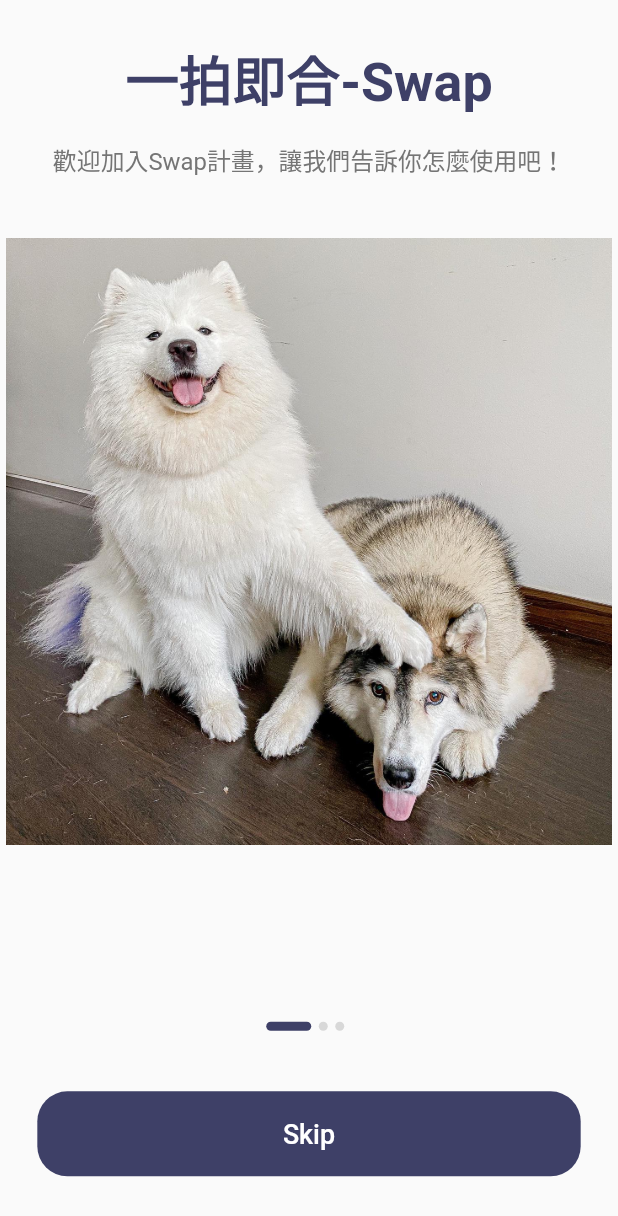
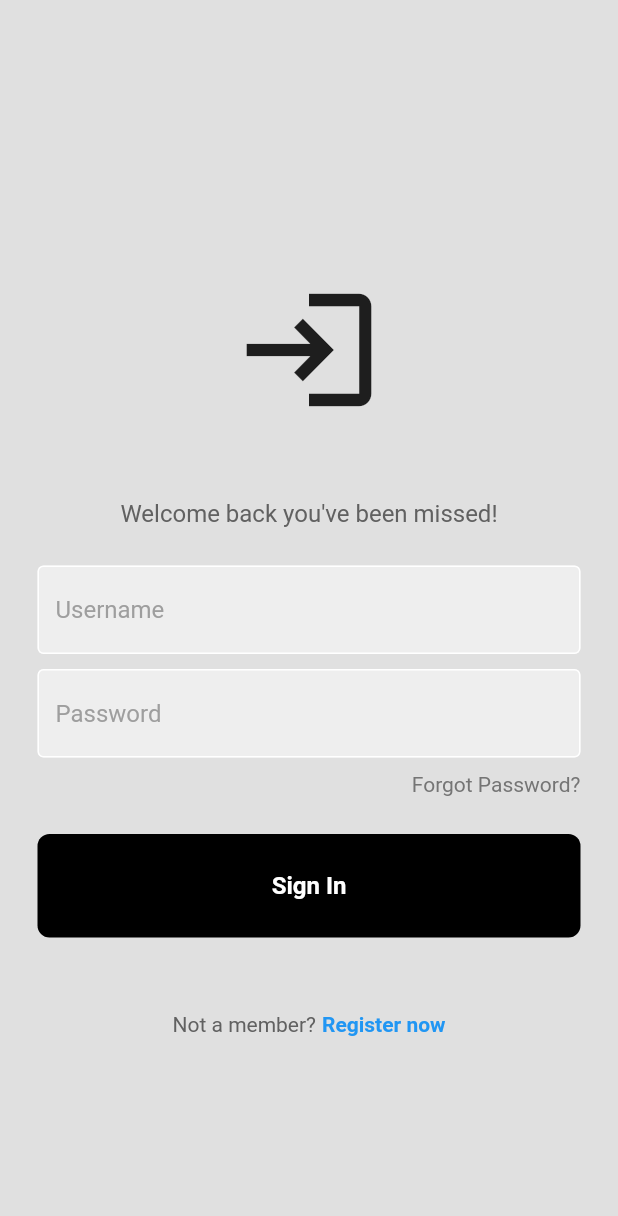
Before and after one commit to ZylDa/Swap, a Flutter app: the screen it shows after launch, on a phone screen of 412 x 824 dp. Shown: the top 1216 px of the screen. Run offline on Flutter 3.47's test engine with Material 2 defaults, Android fonts, the phone set to English and light mode, and no system bars; our stand-ins replace firebase_auth, firebase_core; accounts and stored records are empty.

Commit message:
login & register page

```diff
--- /dev/null
+++ b/lib/components/my_button.dart
@@ -0,0 +1,33 @@
+import 'package:flutter/material.dart';
+
+class MyButton extends StatelessWidget {
+  final Function()? onTap;
+  final String text;
+
+  const MyButton({super.key, required this.onTap, required this.text});
+
+  @override
+  Widget build(BuildContext context) {
+    return GestureDetector(
+      onTap: onTap,
+      child: Container(
+        padding: const EdgeInsets.all(25),
+        margin: const EdgeInsets.symmetric(horizontal: 25),
+        decoration: BoxDecoration(
+          color: Colors.black,
+          borderRadius: BorderRadius.circular(8),
+        ),
+        child: Center(
+          child: Text(
+            text,
+            style: const TextStyle(
+              color: Colors.white,
+              fontWeight: FontWeight.bold,
+              fontSize: 16,
+            ),
+          ),
+        ),
+      ),
+    );
+  }
+}
--- /dev/null
+++ b/lib/components/my_textfield.dart
@@ -0,0 +1,36 @@
+import 'package:flutter/material.dart';
+
+class MyTextField extends StatelessWidget {
+  final controller;
+  final String hintText;
+  final bool obscureText;
+
+  const MyTextField({
+    super.key,
+    required this.controller,
+    required this.hintText,
+    required this.obscureText,
+  });
+
+  @override
+  Widget build(BuildContext context) {
+    return Padding(
+      padding: const EdgeInsets.symmetric(horizontal: 25.0),
+      child: TextField(
+        controller: controller,
+        obscureText: obscureText,
+        decoration: InputDecoration(
+            enabledBorder: const OutlineInputBorder(
+              borderSide: BorderSide(color: Colors.white),
+            ),
+            focusedBorder: OutlineInputBorder(
+              borderSide: BorderSide(color: Colors.grey.shade400),
+            ),
+            fillColor: Colors.grey.shade200,
+            filled: true,
+            hintText: hintText,
+            hintStyle: TextStyle(color: Colors.grey[500])),
+      ),
+    );
+  }
+}
--- a/lib/main.dart
+++ b/lib/main.dart
@@ -1,21 +1,30 @@
 import 'package:flutter/material.dart';
+import './pages/auth_page.dart';
 import 'package:swap/routes.dart';
 
 import 'screens/splash/splash_screen.dart';
 
-void main() {
+import 'package:firebase_core/firebase_core.dart';
+import 'firebase_options.dart';
+
+void main() async {
+  WidgetsFlutterBinding.ensureInitialized();
+  await Firebase.initializeApp(
+    options: DefaultFirebaseOptions.currentPlatform,
+  );
   runApp(MyApp());
 }
 
 class MyApp extends StatelessWidget {
   @override
   Widget build(BuildContext context) {
-    return MaterialApp(
+    return const MaterialApp(
       //debugShowCheckedModeBanner: false,
       title: 'Swap Demo',
 
-      initialRoute: SplashScreen.routeName,
-      routes: routes,
+      home: AuthPage(),
+      //initialRoute: SplashScreen.routeName,
+      //routes: routes,
     );
   }
 }
--- /dev/null
+++ b/lib/pages/auth_page.dart
@@ -0,0 +1,29 @@
+import 'package:firebase_core/firebase_core.dart';
+import 'package:firebase_auth/firebase_auth.dart';
+import 'package:flutter/material.dart';
+
+import './login_or_register_page.dart';
+import './home_page.dart';
+
+class AuthPage extends StatelessWidget {
+  const AuthPage({super.key});
+
+  @override
+  Widget build(BuildContext context) {
+    return Scaffold(
+      body: StreamBuilder<User?>(
+        stream: FirebaseAuth.instance.authStateChanges(),
+        builder: (context, snapshot) {
+          //user is logged in
+          if (snapshot.hasData) {
+            return HomePage();
+          }
+          //user is not logged in
+          else {
+            return const LoginOrRegisterPage();
+          }
+        },
+      ),
+    );
+  }
+}
--- /dev/null
+++ b/lib/pages/login_or_register_page.dart
@@ -0,0 +1,34 @@
+import 'package:flutter/material.dart';
+
+import './login_page.dart';
+import './register_page.dart';
+
+class LoginOrRegisterPage extends StatefulWidget {
+  const LoginOrRegisterPage({super.key});
+
+  @override
+  State<LoginOrRegisterPage> createState() => _LoginOrRegisterPageState();
+}
+
+class _LoginOrRegisterPageState extends State<LoginOrRegisterPage> {
+  //initially show login page
+  bool showLoginPage = true;
+
+  //toggle between loginpage and registerpage
+  void togglePages() {
+    setState(() {
+      showLoginPage = !showLoginPage;
+    });
+  }
+
+  @override
+  Widget build(BuildContext context) {
+    if (showLoginPage) {
+      return LoginPage(
+        onTap: togglePages,
+      );
+    } else {
+      return RegisterPage(onTap: togglePages);
+    }
+  }
+}
--- /dev/null
+++ b/lib/pages/login_page.dart
@@ -0,0 +1,222 @@
+import 'package:flutter/material.dart';
+import 'package:firebase_auth/firebase_auth.dart';
+
+import 'package:swap/components/my_button.dart';
+import 'package:swap/components/my_textfield.dart';
+import 'package:swap/components/square_tile.dart';
+
+class LoginPage extends StatefulWidget {
+  final Function()? onTap;
+  const LoginPage({super.key, this.onTap});
+
+  @override
+  State<LoginPage> createState() => _LoginPageState();
+}
+
+class _LoginPageState extends State<LoginPage> {
+  // text editing controllers
+  final emailController = TextEditingController();
+  final passwordController = TextEditingController();
+
+  // sign user in method
+  void signUserIn() async {
+    //show loading circle
+    showDialog(
+      context: context,
+      barrierDismissible: false,
+      builder: (context) {
+        return const Center(
+          child: CircularProgressIndicator(),
+        );
+      },
+    );
+
+    //error message to user
+    void showErrorMessage(String message) {
+      showDialog(
+        context: context,
+        builder: (context) {
+          return AlertDialog(
+            backgroundColor: Colors.deepPurple,
+            title: Center(
+              child: Text(
+                message,
+                style: const TextStyle(color: Colors.white),
+              ),
+            ),
+          );
+        },
+      );
+    }
+
+    //try sign in
+    try {
+      await FirebaseAuth.instance.signInWithEmailAndPassword(
+        email: emailController.text,
+        password: passwordController.text,
+      );
+
+      //pop the loading circle
+      Navigator.pop(context);
+    } on FirebaseAuthException catch (e) {
+      //pop the loading circle
+      Navigator.pop(context);
+      //show error message
+      showErrorMessage(e.code);
+    }
+
+    await FirebaseAuth.instance.signInWithEmailAndPassword(
+      email: emailController.text,
+      password: passwordController.text,
+    );
+  }
+
+  @override
+  Widget build(BuildContext context) {
+    return Scaffold(
+      backgroundColor: Colors.grey[300],
+      body: SafeArea(
+        child: Center(
+          child: SingleChildScrollView(
+            child: Column(
+              mainAxisAlignment: MainAxisAlignment.center,
+              children: [
+                const SizedBox(height: 50),
+
+                // logo
+                const Icon(
+                  Icons.login,
+                  size: 100,
+                ),
+
+                const SizedBox(height: 50),
+
+                // welcome back, you've been missed!
+                Text(
+                  'Welcome back you\'ve been missed!',
+                  style: TextStyle(
+                    color: Colors.grey[700],
+                    fontSize: 16,
+                  ),
+                ),
+
+                const SizedBox(height: 25),
+
+                // email textfield
+                MyTextField(
+                  controller: emailController,
+                  hintText: 'Username',
+                  obscureText: false,
+                ),
+
+                const SizedBox(height: 10),
+
+                // password textfield
+                MyTextField(
+                  controller: passwordController,
+                  hintText: 'Password',
+                  obscureText: true,
+                ),
+
+                const SizedBox(height: 10),
+
+                // forgot password?
+                Padding(
+                  padding: const EdgeInsets.symmetric(horizontal: 25.0),
+                  child: Row(
+                    mainAxisAlignment: MainAxisAlignment.end,
+                    children: [
+                      Text(
+                        'Forgot Password?',
+                        style: TextStyle(color: Colors.grey[600]),
+                      ),
+                    ],
+                  ),
+                ),
+
+                const SizedBox(height: 25),
+
+                // sign in button
+                MyButton(
+                  text: 'Sign In',
+                  onTap: signUserIn,
+                ),
+
+                const SizedBox(height: 50),
+                /*
+                // or continue with
+                Padding(
+                  padding: const EdgeInsets.symmetric(horizontal: 25.0),
+                  child: Row(
+                    children: [
+                      Expanded(
+                        child: Divider(
+                          thickness: 0.5,
+                          color: Colors.grey[400],
+                        ),
+                      ),
+                      Padding(
+                        padding: const EdgeInsets.symmetric(horizontal: 10.0),
+                        child: Text(
+                          'Or continue with',
+                          style: TextStyle(color: Colors.grey[700]),
+                        ),
+                      ),
+                      Expanded(
+                        child: Divider(
+                          thickness: 0.5,
+                          color: Colors.grey[400],
+                        ),
+                      ),
+                    ],
+                  ),
+                ),
+
+                const SizedBox(height: 50),
+
+                google + apple sign in buttons
+                Row(
+                  mainAxisAlignment: MainAxisAlignment.center,
+                  children: const [
+                    // google button
+                    SquareTile(imagePath: 'lib/images/google.png'),
+
+                    SizedBox(width: 25),
+
+                    // apple button
+                    SquareTile(imagePath: 'lib/images/apple.png')
+                  ],
+                ),
+
+                const SizedBox(height: 50),
+                */
+
+                // not a member? register now
+                Row(
+                  mainAxisAlignment: MainAxisAlignment.center,
+                  children: [
+                    Text(
+                      'Not a member?',
+                      style: TextStyle(color: Colors.grey[700]),
+                    ),
+                    const SizedBox(width: 4),
+                    GestureDetector(
+                      onTap: widget.onTap,
+                      child: const Text(
+                        'Register now',
+                        style: TextStyle(
+                          color: Colors.blue,
+                          fontWeight: FontWeight.bold,
+                        ),
+                      ),
+                    ),
+                  ],
+                )
+              ],
+            ),
+          ),
+        ),
+      ),
+    );
+  }
+}
--- a/lib/screens/splash/components/body.dart
+++ b/lib/screens/splash/components/body.dart
@@ -55,7 +55,7 @@
                       (index) => buildDot(index: index),
                     ),
                   ),
-                  VerticalSpacing(of: 40),
+                  const VerticalSpacing(of: 40),
                   DefaultButton(
                     text: getButtonText(),
                     onpressed: () {
@@ -75,11 +75,11 @@
   AnimatedContainer buildDot({required int index}) {
     return AnimatedContainer(
       duration: kAnimationDuration,
-      margin: EdgeInsets.only(right: 5),
+      margin: const EdgeInsets.only(right: 5),
       height: 6,
       width: currentPage == index ? 30 : 6,
       decoration: BoxDecoration(
-        color: currentPage == index ? kPrimaryColor : Color(0xFFD8D8D8),
+        color: currentPage == index ? kPrimaryColor : const Color(0xFFD8D8D8),
         borderRadius: BorderRadius.circular(3),
       ),
     );
--- a/pubspec.yaml
+++ b/pubspec.yaml
@@ -35,6 +35,8 @@
   # The following adds the Cupertino Icons font to your application.
   # Use with the CupertinoIcons class for iOS style icons.
   cupertino_icons: ^1.0.2
+  firebase_core: ^2.13.1
+  firebase_auth: ^4.6.2
 
 dev_dependencies:
   flutter_test:
```
Also changed, not shown: lib/components/square_tile.dart (added, +25 -0 lines), lib/pages/home_page.dart (added, +34 -0 lines), lib/pages/register_page.dart (added, +221 -0 lines), lib/firebase_options.dart (added), pubspec.lock, 8 other files.
